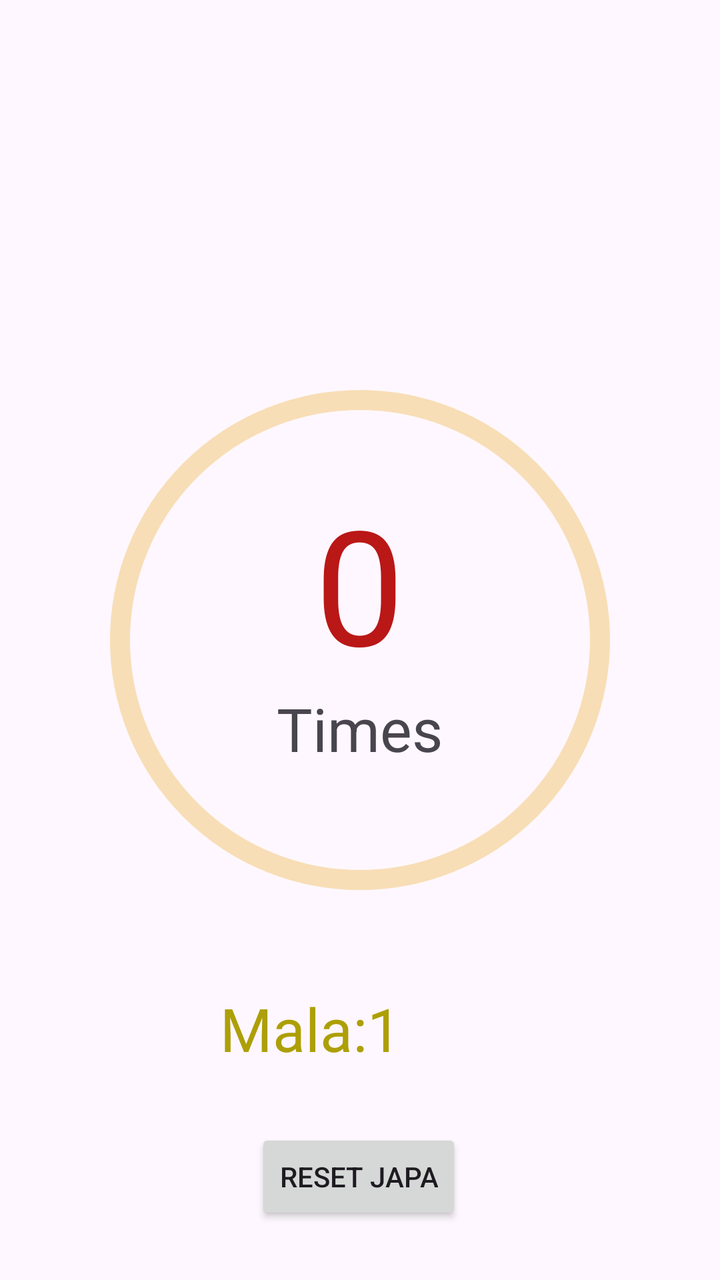
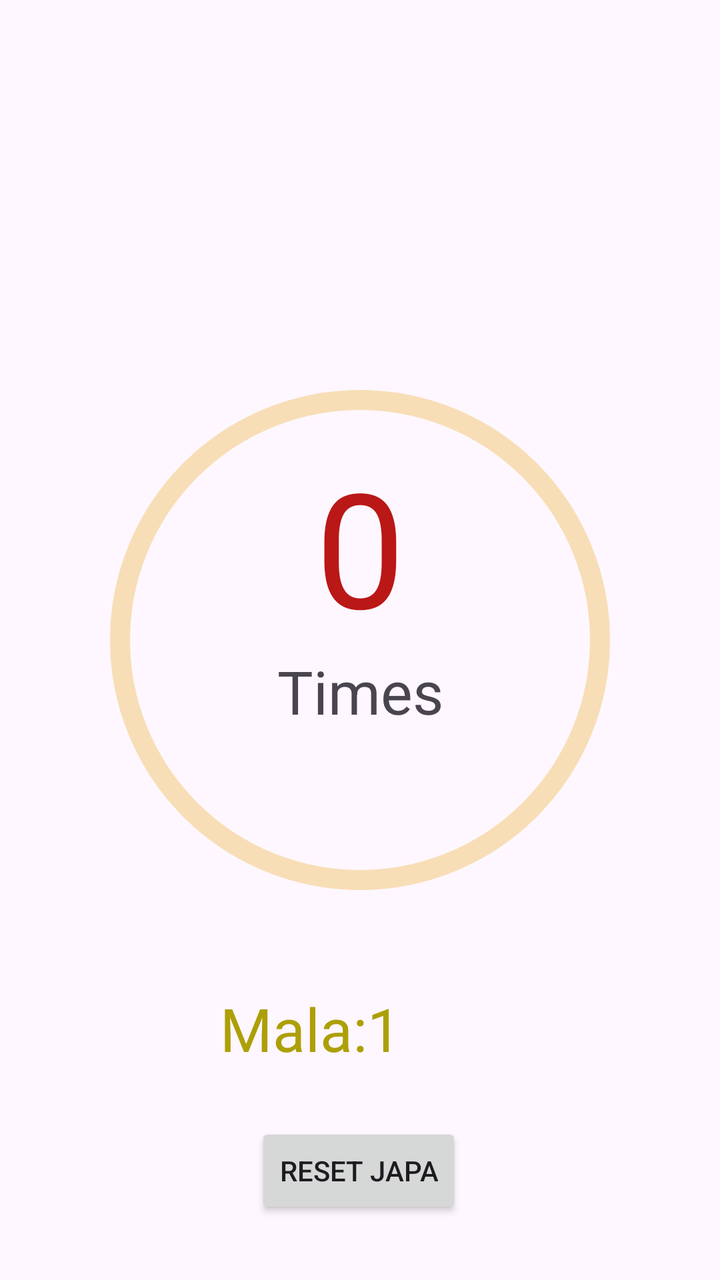

The first picture is an Android layout as it rendered before a commit; the second is the same layout after the commit. The layout source and the unified diff follow.
<!-- AndroidManifest.xml: application theme Theme.CounterApp -->
<!-- res/layout/activity_main.xml -->
<?xml version="1.0" encoding="utf-8"?>
<androidx.constraintlayout.widget.ConstraintLayout xmlns:android="http://schemas.android.com/apk/res/android"
    xmlns:app="http://schemas.android.com/apk/res-auto"
    xmlns:tools="http://schemas.android.com/tools"
    android:id="@+id/main"
    android:hapticFeedbackEnabled="true"
    android:layout_width="match_parent"
    android:layout_height="match_parent"
    tools:context=".MainActivity"
    android:clickable="true">


    <com.google.android.material.progressindicator.CircularProgressIndicator
        android:id="@+id/progressbar"
        android:layout_width="wrap_content"
        android:layout_height="wrap_content"
        android:indeterminate="false"
        app:trackThickness="10dp"
        app:trackColor="#F8DEB6"
        app:indicatorColor="#E26C32"
        android:max="108"
        app:indicatorInset="5dp"
        app:indicatorSize="250dp"
        app:layout_constraintBottom_toBottomOf="parent"
        app:layout_constraintEnd_toEndOf="parent"
        app:layout_constraintStart_toStartOf="parent"
        app:layout_constraintTop_toTopOf="parent" />

    <androidx.constraintlayout.widget.ConstraintLayout
        android:id="@+id/constraintLayout"
        android:layout_width="200dp"
        android:layout_height="200dp"
        app:layout_constraintBottom_toBottomOf="@+id/progressbar"
        app:layout_constraintEnd_toEndOf="@+id/progressbar"
        app:layout_constraintHorizontal_bias="0.488"
        app:layout_constraintStart_toStartOf="@+id/progressbar"
        app:layout_constraintTop_toTopOf="@+id/progressbar"
        app:layout_constraintVertical_bias="0.655">

        <TextView
            android:id="@+id/counterNumbertxt"
            android:layout_width="wrap_content"
            android:layout_height="90dp"
            android:layout_centerInParent="true"
            android:layout_marginBottom="7dp"
            android:gravity="center"
            android:text="0"
            android:textColor="#BA1717"
            android:textSize="80dp"
            app:layout_constraintBottom_toTopOf="@+id/textView"
            app:layout_constraintEnd_toEndOf="parent"
            app:layout_constraintHorizontal_bias="0.503"
            app:layout_constraintStart_toStartOf="parent"
            app:layout_constraintTop_toTopOf="parent"
            app:layout_constraintVertical_bias="0.0" />

        <TextView
            android:id="@+id/textView"
            android:layout_width="wrap_content"
            android:layout_height="wrap_content"
            android:layout_below="@+id/counterNumbertxt"
            android:layout_centerHorizontal="true"
            android:layout_marginBottom="36dp"
            android:text="Times"
            android:textSize="30sp"
            app:layout_constraintBottom_toBottomOf="parent"
            app:layout_constraintEnd_toEndOf="parent"
            app:layout_constraintHorizontal_bias="0.504"
            app:layout_constraintStart_toStartOf="parent"
            app:layout_constraintTop_toBottomOf="@+id/counterNumbertxt"
            app:layout_constraintVertical_bias="0.5" />

    </androidx.constraintlayout.widget.ConstraintLayout>

    <LinearLayout
        android:layout_width="200dp"
        android:layout_height="wrap_content"
        android:orientation="horizontal"
        app:layout_constraintBottom_toBottomOf="parent"
        app:layout_constraintEnd_toEndOf="parent"
        app:layout_constraintHorizontal_bias="0.687"
        app:layout_constraintStart_toStartOf="parent"
        app:layout_constraintTop_toTopOf="parent"
        app:layout_constraintVertical_bias="0.824">

        <TextView
            android:id="@+id/mala_text"
            android:layout_width="wrap_content"
            android:layout_height="wrap_content"
            android:text="Mala:"
            android:textColor="#AD9F06"
            android:textSize="30sp"
            tools:layout_editor_absoluteX="155dp"
            tools:layout_editor_absoluteY="504dp" />

        <TextView
            android:id="@+id/mala_count"
            android:layout_width="wrap_content"
            android:layout_height="wrap_content"
            android:text="1"
            android:textColor="#AD9F06"
            android:textSize="30sp"
            tools:layout_editor_absoluteX="241dp"
            tools:layout_editor_absoluteY="503dp" />

    </LinearLayout>

    <Button
        android:id="@+id/resetbtn"
        android:layout_width="wrap_content"
        android:layout_height="wrap_content"
        android:text="Reset Japa"
        app:layout_constraintBottom_toBottomOf="parent"
        app:layout_constraintEnd_toEndOf="parent"
        app:layout_constraintHorizontal_bias="0.498"
        app:layout_constraintStart_toStartOf="parent"
        app:layout_constraintTop_toBottomOf="@+id/constraintLayout"
        app:layout_constraintVertical_bias="0.83" />


</androidx.constraintlayout.widget.ConstraintLayout>
<!-- resources referenced by this layout -->
<resources>
  <style name="Theme.CounterApp" parent="Base.Theme.CounterApp" />
  <style name="Base.Theme.CounterApp" parent="Theme.Material3.DayNight.NoActionBar">
          
          
      </style>
</resources>

<!-- the commit's change to res/layout/activity_main.xml (unified diff, before → after) -->
@@ -11,7 +11,7 @@
 
 
     <com.google.android.material.progressindicator.CircularProgressIndicator
-        android:id="@+id/progressbar"
+        android:id="@+id/circularIndiacator"
         android:layout_width="wrap_content"
         android:layout_height="wrap_content"
         android:indeterminate="false"
@@ -30,12 +30,12 @@
         android:id="@+id/constraintLayout"
         android:layout_width="200dp"
         android:layout_height="200dp"
-        app:layout_constraintBottom_toBottomOf="@+id/progressbar"
-        app:layout_constraintEnd_toEndOf="@+id/progressbar"
-        app:layout_constraintHorizontal_bias="0.488"
-        app:layout_constraintStart_toStartOf="@+id/progressbar"
-        app:layout_constraintTop_toTopOf="@+id/progressbar"
-        app:layout_constraintVertical_bias="0.655">
+        app:layout_constraintBottom_toTopOf="@+id/linearLayout"
+        app:layout_constraintEnd_toEndOf="parent"
+        app:layout_constraintHorizontal_bias="0.497"
+        app:layout_constraintStart_toStartOf="parent"
+        app:layout_constraintTop_toTopOf="parent"
+        app:layout_constraintVertical_bias="0.716">
 
         <TextView
             android:id="@+id/counterNumbertxt"
@@ -73,6 +73,7 @@
     </androidx.constraintlayout.widget.ConstraintLayout>
 
     <LinearLayout
+        android:id="@+id/linearLayout"
         android:layout_width="200dp"
         android:layout_height="wrap_content"
         android:orientation="horizontal"
